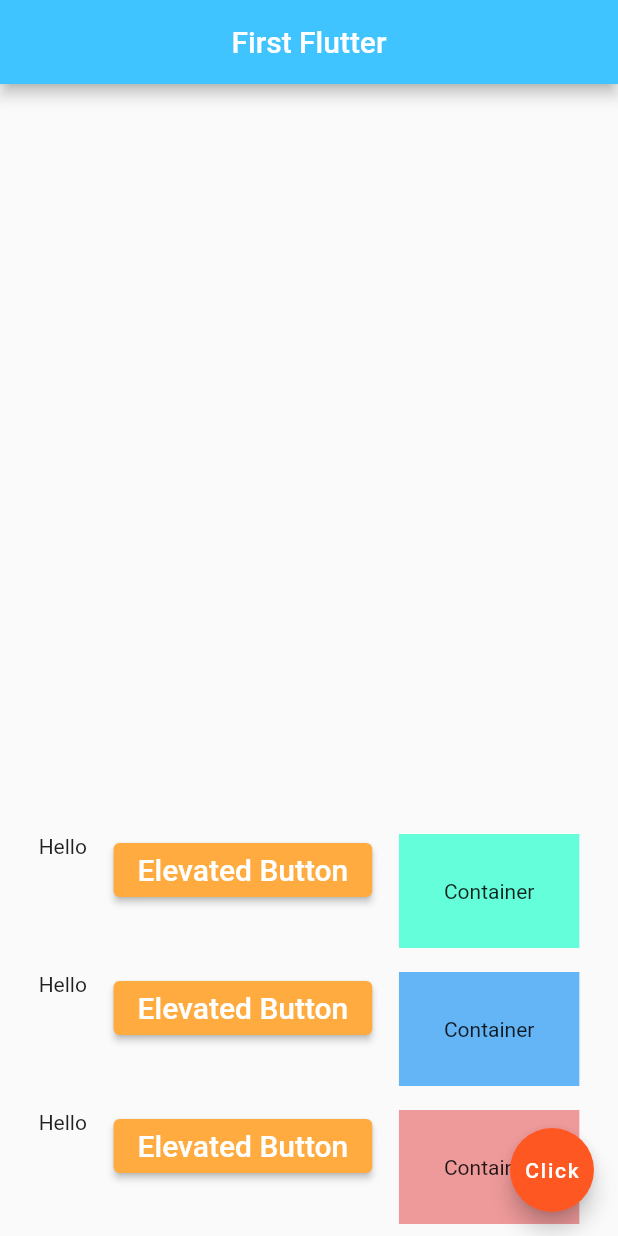
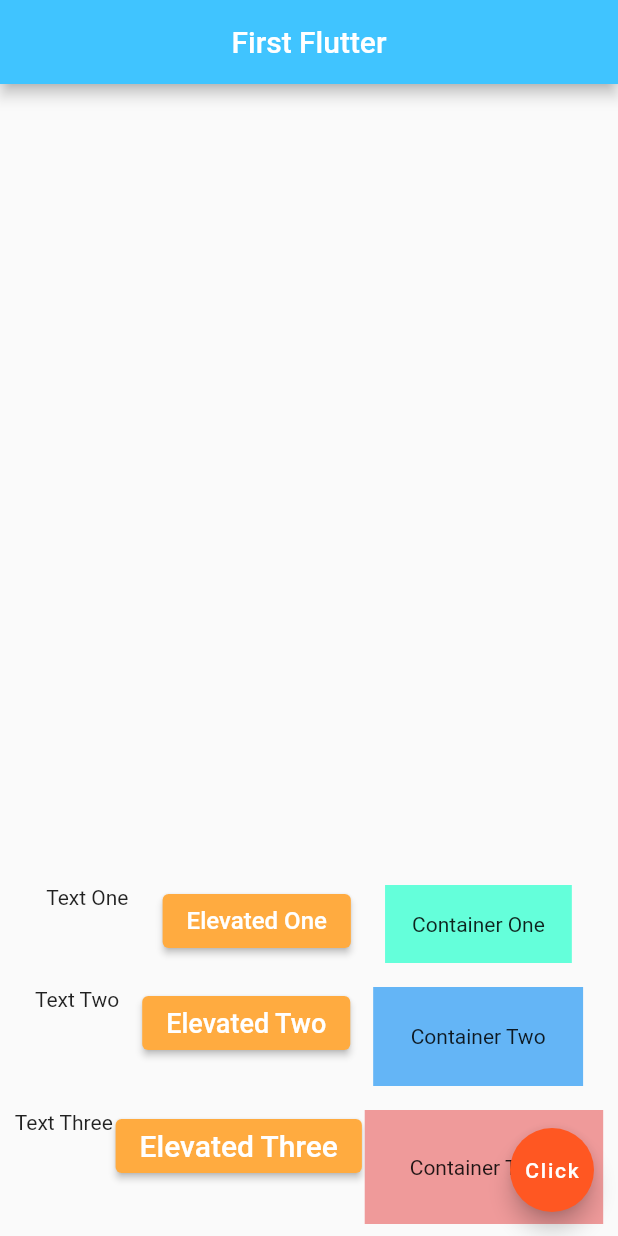
Before and after one commit to Master-Dipankar/Flutter-Hello-World, a Flutter app: the screen it shows after launch, on a phone screen of 412 x 824 dp. Run offline on Flutter 3.47's test engine with Material 2 defaults, Android fonts, the phone set to English and light mode, and no system bars.

Commit message:
row & column vid13

```diff
--- a/lib/main.dart
+++ b/lib/main.dart
@@ -36,7 +36,7 @@ class Home extends StatelessWidget{
           mainAxisAlignment: MainAxisAlignment.spaceEvenly,
               crossAxisAlignment: CrossAxisAlignment.start,
               children: <Widget>[
-      const Text('Hello'),
+          const Text('Text One'),
 
             ElevatedButton(
               onPressed: () {},
@@ -44,15 +44,15 @@ class Home extends StatelessWidget{
                 foregroundColor: Colors.white, backgroundColor: Colors.orangeAccent, // Text Color (Foreground color)
               ),
               child: const Text(
-            'Elevated Button',
-            style: TextStyle(fontSize:20),
+                'Elevated One',
+                style: TextStyle(fontSize:16),
               ),
             ),
 
           Container(
             color: Colors.tealAccent,
-        padding: const EdgeInsets.all(30.0),
-        child: const Text('Container'),
+            padding: const EdgeInsets.all(18.0),
+            child: const Text('Container One'),
               )
             ],
            ),
@@ -63,7 +63,7 @@ class Home extends StatelessWidget{
             mainAxisAlignment: MainAxisAlignment.spaceEvenly,
             crossAxisAlignment: CrossAxisAlignment.start,
             children: <Widget>[
-              const Text('Hello'),
+              const Text('Text Two'),
 
               ElevatedButton(
                 onPressed: () {},
@@ -71,15 +71,15 @@ class Home extends StatelessWidget{
                   foregroundColor: Colors.white, backgroundColor: Colors.orangeAccent, // Text Color (Foreground color)
                 ),
                 child: const Text(
-                  'Elevated Button',
-                  style: TextStyle(fontSize:20),
+                  'Elevated Two',
+                  style: TextStyle(fontSize:18),
                 ),
               ),
 
               Container(
                 color: Colors.blue[300],
-                padding: const EdgeInsets.all(30.0),
-                child: const Text('Container'),
+                padding: const EdgeInsets.all(25.0),
+                child: const Text('Container Two'),
               )
             ],
           ),
@@ -90,7 +90,7 @@ class Home extends StatelessWidget{
             mainAxisAlignment: MainAxisAlignment.spaceEvenly,
             crossAxisAlignment: CrossAxisAlignment.start,
             children: <Widget>[
-              const Text('Hello'),
+              const Text('Text Three'),
 
               ElevatedButton(
                 onPressed: () {},
@@ -98,14 +98,14 @@ class Home extends StatelessWidget{
                   foregroundColor: Colors.white, backgroundColor: Colors.orangeAccent, // Text Color (Foreground color)
                 ),
                 child: const Text(
-                  'Elevated Button',
+                  'Elevated Three',
                   style: TextStyle(fontSize:20),
                 ),
               ),
               Container(
                 color: Colors.red[200],
                 padding: const EdgeInsets.all(30.0),
-                child: const Text('Container'),
+                child: const Text('Container Three'),
               )
             ],
           ),
```
Lines whose indentation alone changed are shown as unchanged.
